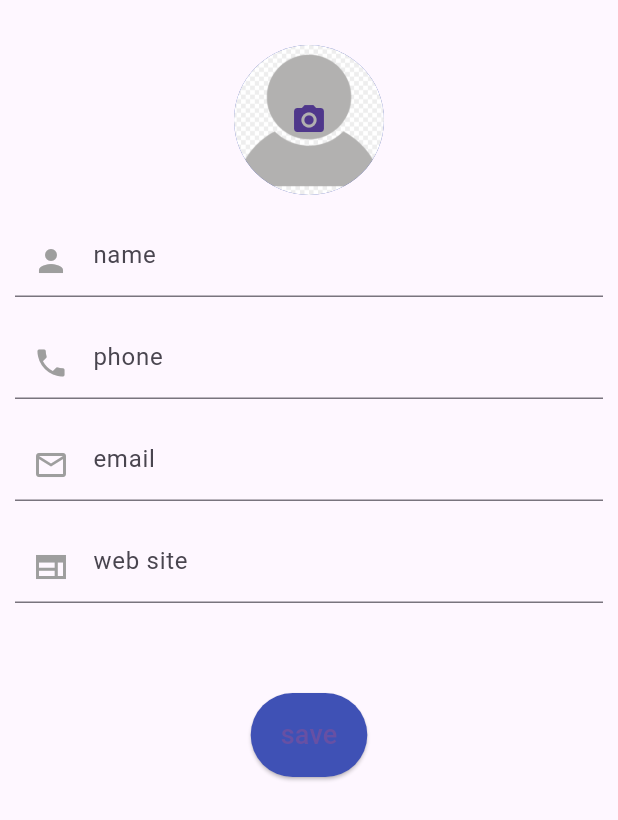
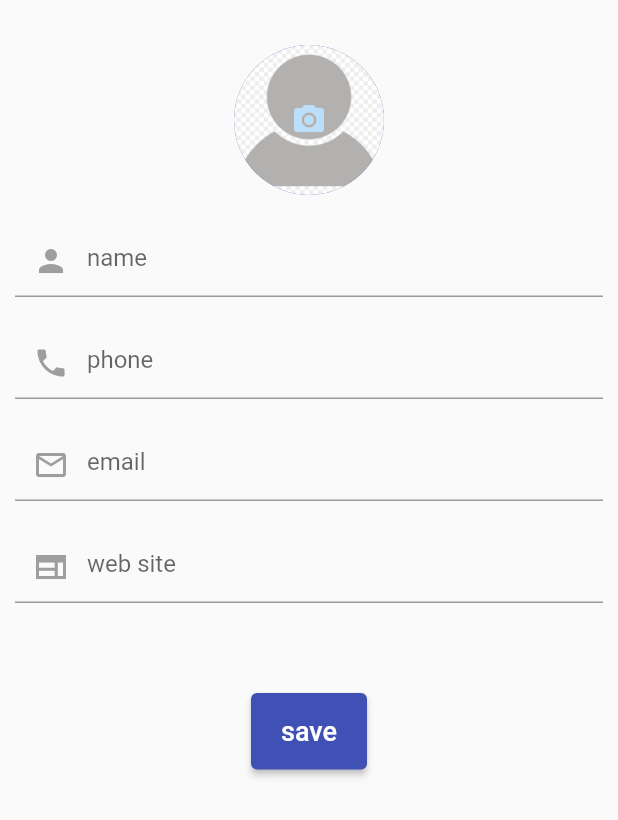
Before and after one commit to rokaia-ahmed/Contacts-App, a Flutter app: the screen it shows after launch, after a tap on the "add" icon, on a phone screen of 412 x 824 dp. Shown: the top 820 px of the screen. Run offline on Flutter 3.47's test engine with Material 3 defaults, Android fonts, the phone set to English and light mode, and no system bars; our stand-ins replace flutter_bloc, sqflite; accounts and stored records are empty.

Commit message:
solve theme

```diff
--- a/lib/main.dart
+++ b/lib/main.dart
@@ -17,11 +17,14 @@ class MyApp extends StatelessWidget {
     return BlocProvider(
       create: (context) => ContactCubit()
         ..createDatabase(),
-      child: const MaterialApp(
+      child:  MaterialApp(
         title: AppStrings.appName,
+        theme: ThemeData(
+          useMaterial3: false,
+        ),
         debugShowCheckedModeBanner: false,
         onGenerateRoute:AppRoutes.onGenerateRoute,
-        home:  HomeScreen(),
+        home:  const HomeScreen(),
       ),
     );
   }
```
Also changed, not shown: img.png (deleted), pubspec.lock.
